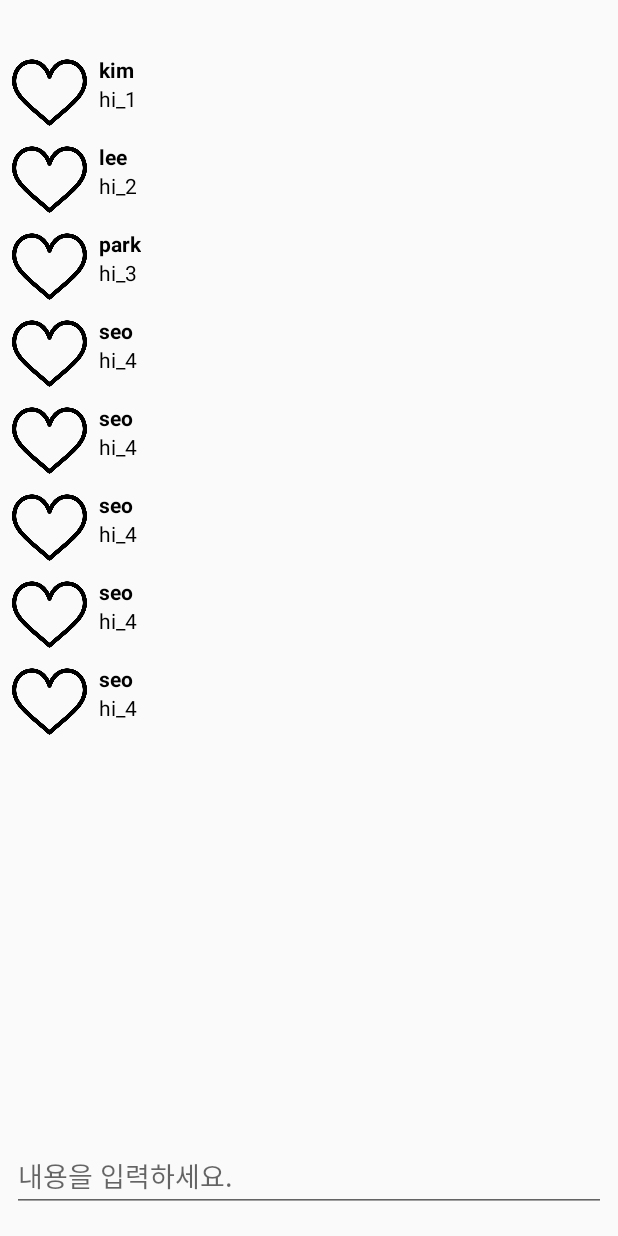
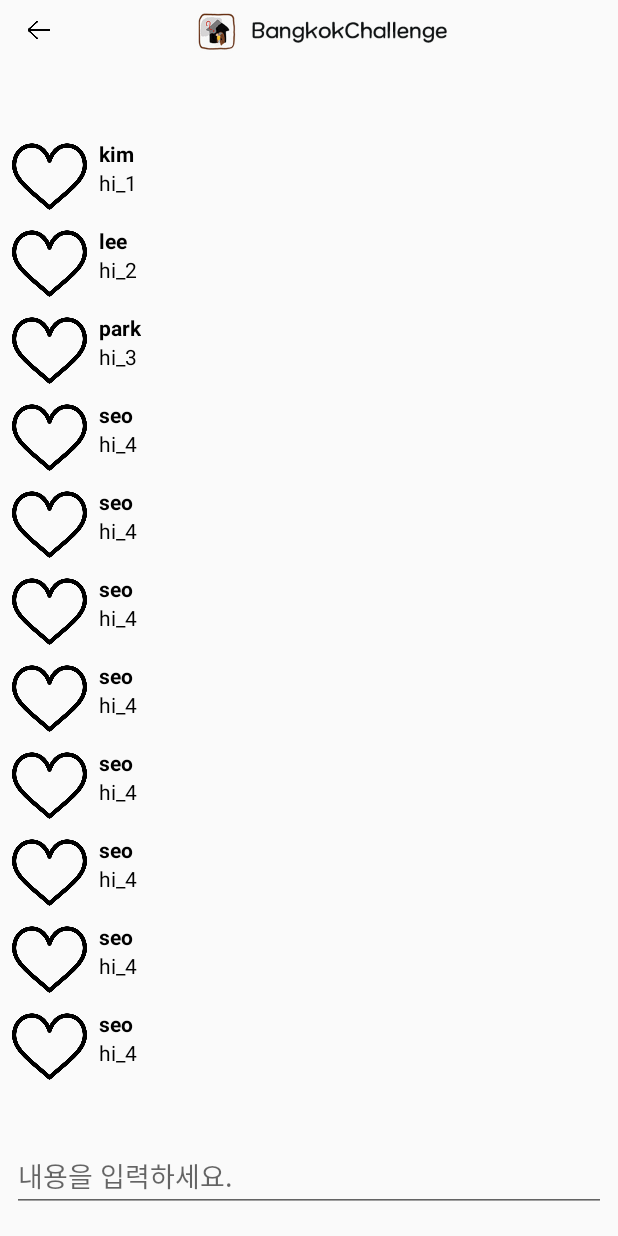
Before and after one commit to leesoongin/BangkokChallenge, an Android app: the CommentActivity screen opened directly, with no data from a screen before it, on a phone screen of 412 x 824 dp. Run offline under Robolectric (Android 15) with nearby library versions, the phone set to English and light mode, and no system bars.

Commit message:
comment 추가 api server client 수정 login 구현

```diff
--- a/app/src/main/java/com/example/bangkokchallenge/comment/CommentActivity.kt
+++ b/app/src/main/java/com/example/bangkokchallenge/comment/CommentActivity.kt
@@ -2,7 +2,9 @@ package com.example.bangkokchallenge.comment
 
 import androidx.appcompat.app.AppCompatActivity
 import android.os.Bundle
+import android.widget.ImageView
 import android.widget.LinearLayout
+import android.widget.TextView
 import androidx.recyclerview.widget.LinearLayoutManager
 import androidx.recyclerview.widget.RecyclerView
 import com.example.bangkokchallenge.R
@@ -19,6 +21,8 @@ class CommentActivity : AppCompatActivity() ,CommentContract.View {
     private lateinit var interactor:CommentContract.CommentInteractor
 
     private lateinit var recyclerView:RecyclerView
+    private lateinit var discription:TextView
+    private lateinit var backBtn:ImageView
 
     override fun onCreate(savedInstanceState: Bundle?) {
         super.onCreate(savedInstanceState)
@@ -36,8 +40,20 @@ class CommentActivity : AppCompatActivity() ,CommentContract.View {
         recyclerView.adapter=CommentAdapter(responseData)
     }
 
+    override fun closeCommentPage() {
+        finish()
+    }
+
     fun initViews(){
         recyclerView=findViewById(R.id.comment_recyclerview)
         recyclerView.layoutManager=LinearLayoutManager(applicationContext, RecyclerView.VERTICAL,false)
-    }
+
+        discription=findViewById(R.id.comment_discription)
+        discription.text=intent.getStringExtra("discription")
+
+        backBtn=findViewById(R.id.back_btn)
+        backBtn.setOnClickListener {
+            presenter.requestCloseCommentPage()
+        }
+    }//initViews
 }
--- a/app/src/main/java/com/example/bangkokchallenge/comment/CommentContract.kt
+++ b/app/src/main/java/com/example/bangkokchallenge/comment/CommentContract.kt
@@ -7,10 +7,12 @@ import com.example.bangkokchallenge.model.CommentItem
 interface CommentContract {
     interface View:BaseView<Presenter>{
         fun setRecyclerViewData(responseData :List<CommentItem>)
+        fun closeCommentPage()
     }
 
     interface Presenter:BasePresenter{
         fun requestCommentDateFromServer()
+        fun requestCloseCommentPage()
     }
 
     interface CommentInteractor{
--- a/app/src/main/java/com/example/bangkokchallenge/comment/CommentInteractorImpl.kt
+++ b/app/src/main/java/com/example/bangkokchallenge/comment/CommentInteractorImpl.kt
@@ -13,6 +13,9 @@ class CommentInteractorImpl :CommentContract.CommentInteractor{
             CommentItem("image","seo","hi_4"),
             CommentItem("image","seo","hi_4"),
             CommentItem("image","seo","hi_4"),
+            CommentItem("image","seo","hi_4"),
+            CommentItem("image","seo","hi_4"),
+            CommentItem("image","seo","hi_4"),
             CommentItem("image","seo","hi_4")
         ))
     }
--- a/app/src/main/java/com/example/bangkokchallenge/comment/CommentPresenter.kt
+++ b/app/src/main/java/com/example/bangkokchallenge/comment/CommentPresenter.kt
@@ -16,6 +16,10 @@ class CommentPresenter(
         commentInteractor.getCommentDate(this)
     }
 
+    override fun requestCloseCommentPage() {
+        commentView.closeCommentPage()
+    }
+
     override fun onSuccess(noticeArrayList:List<CommentItem>) {
         commentView.setRecyclerViewData(noticeArrayList)
     }
--- a/app/src/main/java/com/example/bangkokchallenge/data/local/PreferenceStorage.kt
+++ b/app/src/main/java/com/example/bangkokchallenge/data/local/PreferenceStorage.kt
@@ -13,6 +13,7 @@ import kotlin.reflect.KProperty
 
 interface PreferenceStorage{
     var userId : String?
+    var nickname: String?
     var userProfileImagePath:String?
     var userToken : String?
 }
@@ -27,13 +28,16 @@ class SharedPreferenceStorage  constructor(context: Context) : PreferenceStorage
     companion object { //key값
         const val PREFS_NAME = "app_prefs_name"
         const val USER_ID = "user_id"
+        const val NICNAME = "user_nickname"
         const val USER_PROFILEIMAGE_PATH="user_profileimage_path"
         const val USER_TOKEN = "user_token"
     }
 
     override var userId by StringPreference(prefs, USER_ID, null)
+    override var nickname by StringPreference(prefs, NICNAME,null)
     override var userProfileImagePath by StringPreference(prefs, USER_PROFILEIMAGE_PATH,null)
     override var userToken by StringPreference(prefs, USER_TOKEN, null)
+
 }
 
 
--- /dev/null
+++ b/app/src/main/java/com/example/bangkokchallenge/model/request/LoginRequest.kt
@@ -0,0 +1,5 @@
+package com.example.bangkokchallenge.model.request
+
+data class LoginRequest(
+    var key : String
+)
--- a/app/src/main/res/layout/activity_comment.xml
+++ b/app/src/main/res/layout/activity_comment.xml
@@ -6,12 +6,51 @@
     android:layout_height="match_parent"
     tools:context=".comment.CommentActivity">
 
+    <androidx.appcompat.widget.Toolbar
+        android:id="@+id/comment_toolbar"
+        android:layout_width="0dp"
+        app:layout_constraintTop_toTopOf="parent"
+        app:layout_constraintLeft_toLeftOf="parent"
+        app:layout_constraintRight_toRightOf="parent"
+        android:layout_height="40dp"
+        android:layout_marginRight="8dp">
+
+        <LinearLayout
+            android:layout_width="match_parent"
+            android:layout_height="match_parent"
+            android:orientation="horizontal">
+
+            <ImageView
+                android:id="@+id/back_btn"
+                android:layout_width="20dp"
+                android:layout_height="20dp"
+                android:layout_gravity="center"
+                android:src="@drawable/back_btn"/>
+
+            <ImageView
+                android:layout_width="wrap_content"
+                android:layout_height="match_parent"
+                android:src="@drawable/title_icon_toolbar" />
+        </LinearLayout>
+    </androidx.appcompat.widget.Toolbar>
+
+    <View
+        android:id="@+id/toolbar_divistion"
+        app:layout_constraintTop_toBottomOf="@id/comment_toolbar"
+        app:layout_constraintLeft_toLeftOf="parent"
+        app:layout_constraintRight_toRightOf="parent"
+        android:layout_width="match_parent"
+        android:layout_height="1dp"/>
+
     <TextView
         android:id="@+id/comment_discription"
         android:layout_width="match_parent"
         android:layout_height="wrap_content"
+        android:layout_marginLeft="8dp"
+        android:layout_marginTop="16dp"
+        app:layout_constraintRight_toRightOf="parent"
         app:layout_constraintLeft_toLeftOf="parent"
-        app:layout_constraintTop_toTopOf="parent"
+        app:layout_constraintTop_toTopOf="@id/toolbar_divistion"
         tools:text="내용입니다.내용입니다.내용입니다.내용입니다.내용입니다.내용입니다.내용입니다.내용입니다.내용입니다.내용입니다.내용입니다.내용입니다.내용입니다.내용입니다.내용입니다.내용입니다.내용입니다.내용입니다." />
 
     <View
@@ -23,26 +62,21 @@
         app:layout_constraintRight_toRightOf="parent"
         app:layout_constraintTop_toBottomOf="@+id/comment_discription" />
 
-    <FrameLayout
-        android:id="@+id/comment_framelayout"
-        android:layout_width="match_parent"
-        android:layout_height="600dp"
-        app:layout_constraintLeft_toLeftOf="parent"
-        app:layout_constraintRight_toRightOf="parent"
-        app:layout_constraintTop_toBottomOf="@+id/comment_discription_divider">
 
         <androidx.recyclerview.widget.RecyclerView
             android:id="@+id/comment_recyclerview"
-            android:layout_width="match_parent"
-            android:layout_height="wrap_content"
-            app:layout_constraintEnd_toEndOf="parent"
+            android:layout_width="0dp"
+            android:layout_height="0dp"
+            app:layout_constraintTop_toBottomOf="@id/comment_discription_divider"
             app:layout_constraintLeft_toLeftOf="parent"
-            app:layout_constraintTop_toBottomOf="parent" />
-    </FrameLayout>
+            app:layout_constraintRight_toRightOf="parent"
+            app:layout_constraintBottom_toTopOf="@id/comment_edittext_comment"
+            />
+
 
     <EditText
         android:id="@+id/comment_edittext_comment"
-        android:layout_width="match_parent"
+        android:layout_width="0dp"
         android:layout_height="wrap_content"
         android:layout_marginLeft="8dp"
         android:layout_marginRight="8dp"
--- a/app/src/main/res/layout/activity_create_post.xml
+++ b/app/src/main/res/layout/activity_create_post.xml
@@ -61,8 +61,9 @@
            android:layout_marginTop="16dp"
            android:privateImeOptions="defaultInputmode=korean"
            android:text="Discription"
+           android:gravity="top|left"
            android:layout_width="match_parent"
-           android:layout_height="wrap_content"/>
+           android:layout_height="200dp"/>
 
         <EditText
             android:id="@+id/post_hash_tag"
--- a/build.gradle
+++ b/build.gradle
@@ -7,6 +7,7 @@ buildscript {
         gson_version = '2.8.6'
         coroutine = '1.3.5'
         material_version = '1.1.0'
+        okhttp_version = '4.3.1'
     }
     repositories {
         google()
```
Also changed, not shown: app/build.gradle (+16 -1 lines), app/src/main/java/com/example/bangkokchallenge/data/remote/ApiClient.kt (+27 -3 lines), app/src/main/java/com/example/bangkokchallenge/data/remote/ApiService.kt (+10 -7 lines), app/src/main/java/com/example/bangkokchallenge/login/LoginActivity.kt (+63 -38 lines), app/src/main/java/com/example/bangkokchallenge/login/LoginContract.kt (+23 -0 lines), app/src/main/java/com/example/bangkokchallenge/login/LoginInteractorImpl.kt (added, +39 -0 lines), app/src/main/java/com/example/bangkokchallenge/login/LoginPresenter.kt (+17 -1 lines), app/src/main/java/com/example/bangkokchallenge/model/AccountDTO.kt (added, +8 -0 lines), app/src/main/java/com/example/bangkokchallenge/timeline/TimeLineInteractorImpl.kt (+20 -20 lines), 1 other file.
